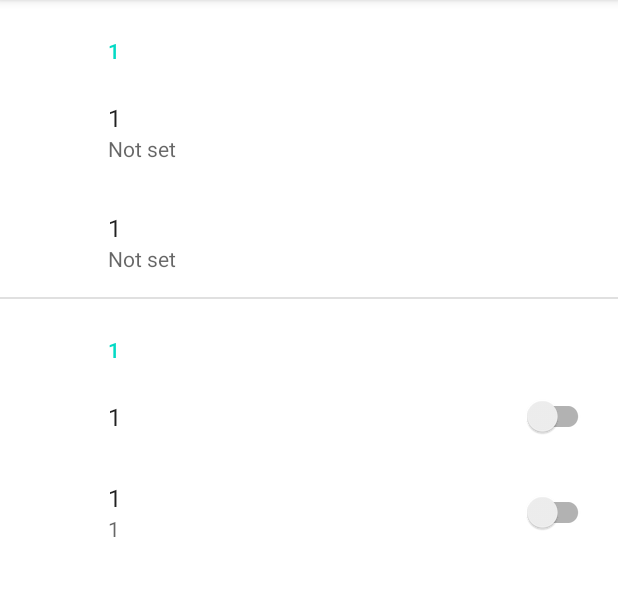
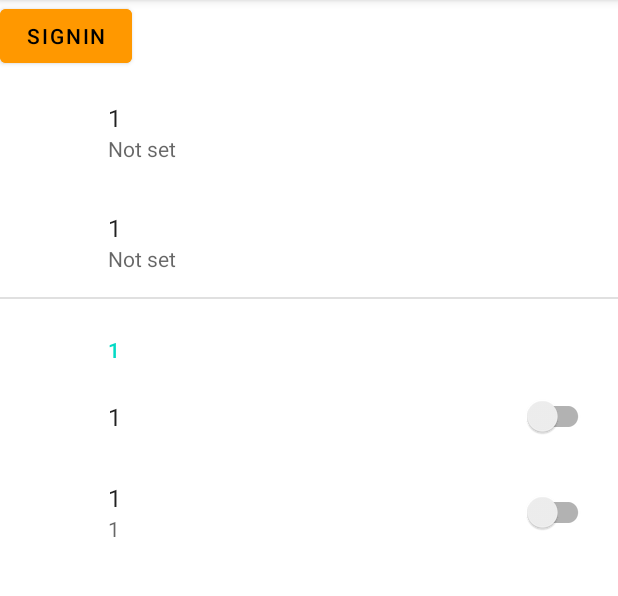
Before and after one commit to NguyenKhacNgoc/MyProject, an Android app: the SettingsActivity screen opened directly, with no data from a screen before it, on a phone screen of 412 x 824 dp, the part 84-680 px from its top. Run offline under Robolectric (Android 15) with nearby library versions, the light colour scheme and no system bars; our stand-ins replace androidx.preference.

Commit message:
Nguyen Khac Ngoc

```diff
--- a/app/src/main/res/layout/activity_settings.xml
+++ b/app/src/main/res/layout/activity_settings.xml
@@ -1,9 +1,17 @@
 <LinearLayout xmlns:android="http://schemas.android.com/apk/res/android"
     android:layout_width="match_parent"
     android:layout_height="match_parent">
-
     <FrameLayout
         android:id="@+id/settings"
         android:layout_width="match_parent"
-        android:layout_height="match_parent" />
+        android:layout_height="match_parent"
+        >
+        <Button
+            android:id="@+id/signin"
+            android:backgroundTint="#FF9800"
+            android:textColor="@color/black"
+            android:layout_width="wrap_content"
+            android:layout_height="wrap_content"
+            android:text="Signin" />
+    </FrameLayout>
 </LinearLayout>
```
Also changed, not shown: app/src/main/res/layout/activity_main.xml (+20 -5 lines).
